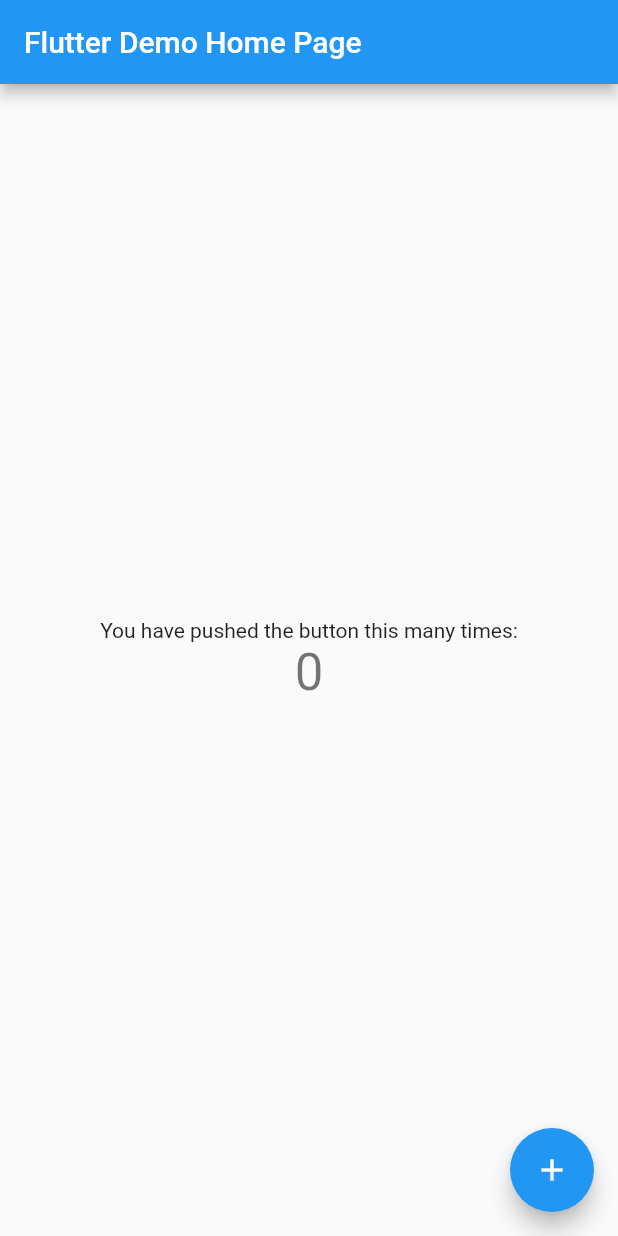
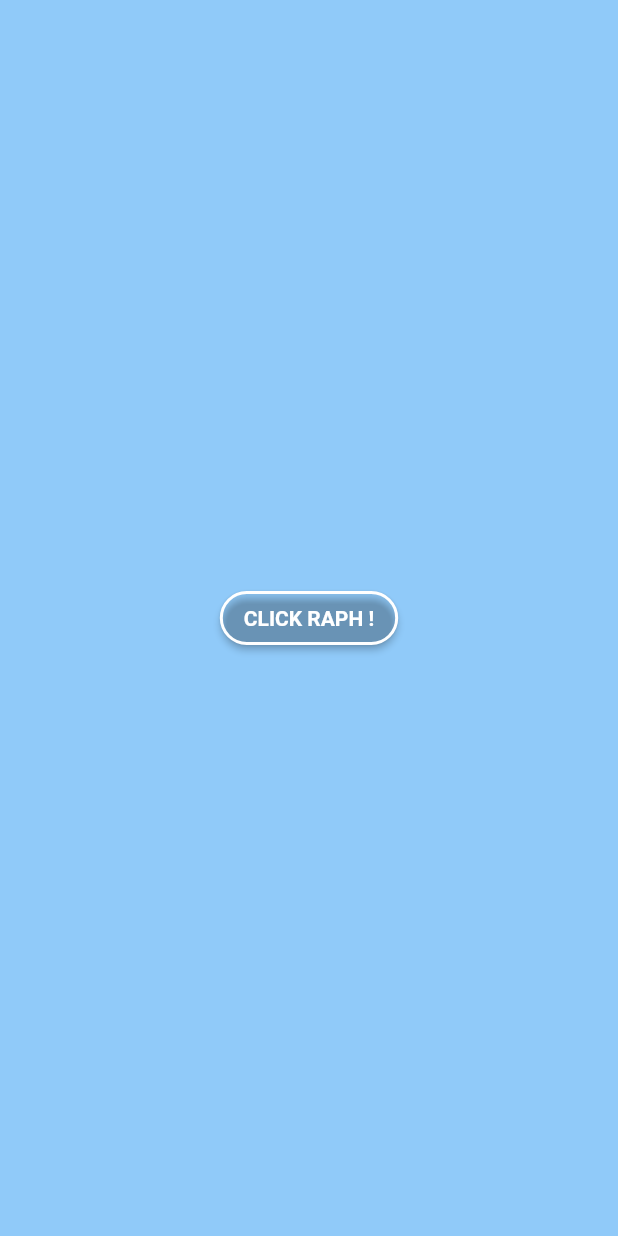
Before and after one commit to Giant-T/guac-a-mole, a Flutter app: the screen it shows after launch, on a phone screen of 412 x 824 dp. Run offline on Flutter 3.47's test engine with Material 2 defaults, Android fonts, the light colour scheme and no system bars.

Commit message:
Nettoyage du projet de base + Button première version

```diff
--- /dev/null
+++ b/lib/AppButton.dart
@@ -0,0 +1,31 @@
+import 'package:flutter/material.dart';
+
+class AppButton extends StatelessWidget {
+  final onPressed;
+
+  AppButton({this.onPressed});
+
+  @override
+  Widget build(BuildContext context) {
+    return Container(
+      child: ElevatedButton(
+        onPressed: onPressed,
+        child: Text(
+          'Click Raph !'.toUpperCase(),
+          style: TextStyle(fontWeight: FontWeight.bold, color: Colors.white),
+        ),
+        style: ElevatedButton.styleFrom(
+            backgroundColor: Colors.transparent,
+
+            shape: RoundedRectangleBorder(
+                side: BorderSide(
+                    color: Colors.white,
+                    width: 2,
+                    style: BorderStyle.solid
+                ), borderRadius: BorderRadius.circular(50)            ),
+        ),
+      ),
+    );
+
+  }
+}
--- a/lib/main.dart
+++ b/lib/main.dart
@@ -1,115 +1,23 @@
 import 'package:flutter/material.dart';
+import 'package:guac_a_mole/AppButton.dart';
 
-void main() {
-  runApp(const MyApp());
-}
+void main() => runApp(MaterialApp(
+  home: Home(),
+));
 
-class MyApp extends StatelessWidget {
-  const MyApp({Key? key}) : super(key: key);
-
-  // This widget is the root of your application.
+class Home extends StatelessWidget {
   @override
   Widget build(BuildContext context) {
-    return MaterialApp(
-      title: 'Flutter Demo',
-      theme: ThemeData(
-        // This is the theme of your application.
-        //
-        // Try running your application with "flutter run". You'll see the
-        // application has a blue toolbar. Then, without quitting the app, try
-        // changing the primarySwatch below to Colors.green and then invoke
-        // "hot reload" (press "r" in the console where you ran "flutter run",
-        // or simply save your changes to "hot reload" in a Flutter IDE).
-        // Notice that the counter didn't reset back to zero; the application
-        // is not restarted.
-        primarySwatch: Colors.blue,
+    return Scaffold(
+      body: Center(
+        child: AppButton(
+          onPressed: () {
+            print('Bien joué ! Même si c\'est Will qui a cliqué.');
+          },
+        ),
       ),
-      home: const MyHomePage(title: 'Flutter Demo Home Page'),
+      //backgroundColor
+      backgroundColor: Colors.blue[200],
     );
   }
 }
-
-class MyHomePage extends StatefulWidget {
-  const MyHomePage({Key? key, required this.title}) : super(key: key);
-
-  // This widget is the home page of your application. It is stateful, meaning
-  // that it has a State object (defined below) that contains fields that affect
-  // how it looks.
-
-  // This class is the configuration for the state. It holds the values (in this
-  // case the title) provided by the parent (in this case the App widget) and
-  // used by the build method of the State. Fields in a Widget subclass are
-  // always marked "final".
-
-  final String title;
-
-  @override
-  State<MyHomePage> createState() => _MyHomePageState();
-}
-
-class _MyHomePageState extends State<MyHomePage> {
-  int _counter = 0;
-
-  void _incrementCounter() {
-    setState(() {
-      // This call to setState tells the Flutter framework that something has
-      // changed in this State, which causes it to rerun the build method below
-      // so that the display can reflect the updated values. If we changed
-      // _counter without calling setState(), then the build method would not be
-      // called again, and so nothing would appear to happen.
-      _counter++;
-    });
-  }
-
-  @override
-  Widget build(BuildContext context) {
-    // This method is rerun every time setState is called, for instance as done
-    // by the _incrementCounter method above.
-    //
-    // The Flutter framework has been optimized to make rerunning build methods
-    // fast, so that you can just rebuild anything that needs updating rather
-    // than having to individually change instances of widgets.
-    return Scaffold(
-      appBar: AppBar(
-        // Here we take the value from the MyHomePage object that was created by
-        // the App.build method, and use it to set our appbar title.
-        title: Text(widget.title),
-      ),
-      body: Center(
-        // Center is a layout widget. It takes a single child and positions it
-        // in the middle of the parent.
-        child: Column(
-          // Column is also a layout widget. It takes a list of children and
-          // arranges them vertically. By default, it sizes itself to fit its
-          // children horizontally, and tries to be as tall as its parent.
-          //
-          // Invoke "debug painting" (press "p" in the console, choose the
-          // "Toggle Debug Paint" action from the Flutter Inspector in Android
-          // Studio, or the "Toggle Debug Paint" command in Visual Studio Code)
-          // to see the wireframe for each widget.
-          //
-          // Column has various properties to control how it sizes itself and
-          // how it positions its children. Here we use mainAxisAlignment to
-          // center the children vertically; the main axis here is the vertical
-          // axis because Columns are vertical (the cross axis would be
-          // horizontal).
-          mainAxisAlignment: MainAxisAlignment.center,
-          children: <Widget>[
-            const Text(
-              'You have pushed the button this many times:',
-            ),
-            Text(
-              '$_counter',
-              style: Theme.of(context).textTheme.headline4,
-            ),
-          ],
-        ),
-      ),
-      floatingActionButton: FloatingActionButton(
-        onPressed: _incrementCounter,
-        tooltip: 'Increment',
-        child: const Icon(Icons.add),
-      ), // This trailing comma makes auto-formatting nicer for build methods.
-    );
-  }
-}
```
